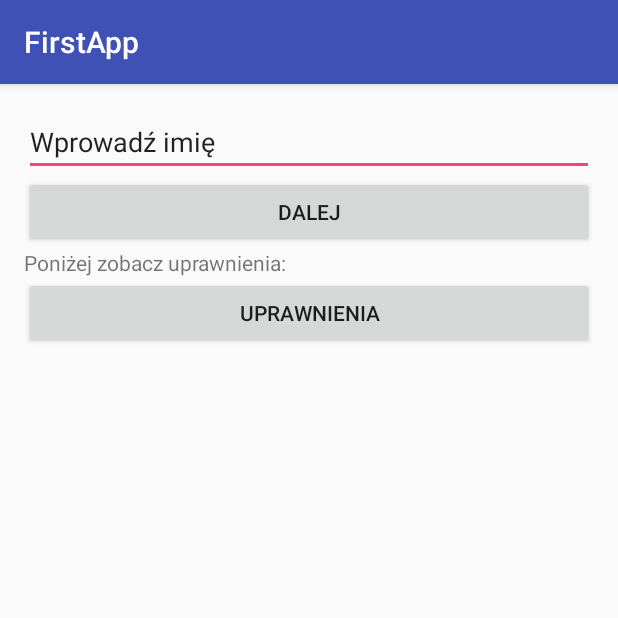
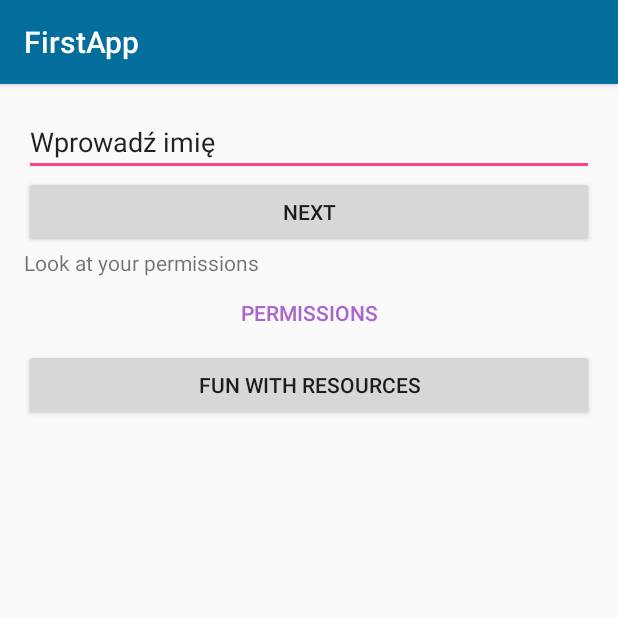
Before and after one commit to rhquee/FirstApp_Android, an Android app: the screen it shows after launch (MainActivity), on a phone screen of 412 x 824 dp, the top half of it. Run offline under Robolectric (Android 15) with nearby library versions, the phone set to English and light mode, and no system bars.

Commit message:
resources: pic, colors, mipmaps, themes; button-selectors; languageversions

```diff
--- a/app/src/main/java/pl/kfrak/firstapp/MainActivity.java
+++ b/app/src/main/java/pl/kfrak/firstapp/MainActivity.java
@@ -11,8 +11,9 @@ import android.widget.EditText;
 public class MainActivity extends AppCompatActivity {
 
     private EditText editText;
-    private Button button;
+    private Button openHelloActivityButton;
     private Button openPermisionsButton;
+    private Button resourcesFunButton;
 
     @Override
     protected void onCreate(Bundle savedInstanceState) {
@@ -21,23 +22,29 @@ public class MainActivity extends AppCompatActivity {
         Log.d("Lifecircle", "onCreate");
 
         editText = (EditText) findViewById(R.id.editText);
-        button = (Button) findViewById(R.id.button);
+        openHelloActivityButton = (Button) findViewById(R.id.main_openHelloActivityButton);
         openPermisionsButton = (Button) findViewById(R.id.main_OpenPermissionsButton);
+        resourcesFunButton = (Button) findViewById(R.id.main_ResourcesFunButton);
+}
 
-        button.setOnClickListener(new View.OnClickListener() {
-                                      @Override
-                                      public void onClick(View v){
-                                          openHelloActivity();
-                                      }
-                                  });
+    public void onButtonClick(View view){
+        switch (view.getId()){
+            case R.id.main_OpenPermissionsButton: openPermisionsButton();
+                break;
+            case R.id.main_openHelloActivityButton: openHelloActivity();
+                break;
+            case R.id.main_ResourcesFunButton: resourcesFunButton();
+                break;
+            default:Log.e("Blad", "Niewspierany przycisk");
+                break;
+        }
+    }
 
-        openPermisionsButton.setOnClickListener(new View.OnClickListener() {
-            @Override
-            public void onClick(View v) {
-                openPermisionsButton();
-            }
-        });
-}
+    private void resourcesFunButton() {
+        Intent intent = new Intent(this, ResourcesActivity.class);
+        startActivity(intent);
+    }
+
 
     private void openPermisionsButton() {
         Intent intent = new Intent(this, PermissionActivity.class);
--- /dev/null
+++ b/app/src/main/res/drawable/button_selector.xml
@@ -0,0 +1,8 @@
+<?xml version="1.0" encoding="utf-8"?>
+<selector xmlns:android="http://schemas.android.com/apk/res/android">
+
+    <item android:drawable="@color/colorPrimary" android:state_pressed="true"/>
+    <item android:drawable="@color/colorPrimaryDark" android:state_active="true"/>
+
+
+</selector>
--- a/app/src/main/res/layout/activity_main.xml
+++ b/app/src/main/res/layout/activity_main.xml
@@ -20,20 +20,32 @@
         android:id="@+id/editText" />
 
     <Button
-        android:text="Dalej"
+        android:text="@string/next"
+        android:onClick="onButtonClick"
         android:layout_width="match_parent"
         android:layout_height="wrap_content"
-        android:id="@+id/button" />
+        android:id="@+id/main_openHelloActivityButton" />
 
     <TextView
-        android:text="Poniżej zobacz uprawnienia:"
+        android:text="@string/permissions_text"
         android:layout_width="match_parent"
         android:layout_height="wrap_content"
         android:id="@+id/textView2" />
 
     <Button
-        android:text="Uprawnienia"
+        android:background="@drawable/button_selector"
+        android:textColor="@android:color/holo_purple"
+        android:text="@string/permissions_button"
+        android:onClick="onButtonClick"
         android:layout_width="match_parent"
         android:layout_height="wrap_content"
         android:id="@+id/main_OpenPermissionsButton" />
+
+    <Button
+        android:text="@string/resources_fun_button"
+        android:onClick="onButtonClick"
+        android:layout_width="match_parent"
+        android:layout_height="wrap_content"
+        android:id="@+id/main_ResourcesFunButton" />
+
 </LinearLayout>
--- a/app/src/main/res/values/colors.xml
+++ b/app/src/main/res/values/colors.xml
@@ -1,6 +1,6 @@
 <?xml version="1.0" encoding="utf-8"?>
 <resources>
-    <color name="colorPrimary">#3F51B5</color>
-    <color name="colorPrimaryDark">#303F9F</color>
+    <color name="colorPrimary">#036E9B</color>
+    <color name="colorPrimaryDark">#6B0A67</color>
     <color name="colorAccent">#FF4081</color>
 </resources>
--- a/app/src/main/res/values/dimens.xml
+++ b/app/src/main/res/values/dimens.xml
@@ -2,4 +2,7 @@
     <!-- Default screen margins, per the Android Design guidelines. -->
     <dimen name="activity_horizontal_margin">16dp</dimen>
     <dimen name="activity_vertical_margin">16dp</dimen>
+    <dimen name="big_text_size">40sp</dimen>
+    <dimen name="medium_padding">10dp</dimen>
+
 </resources>
--- a/app/src/main/res/values/strings.xml
+++ b/app/src/main/res/values/strings.xml
@@ -1,3 +1,7 @@
 <resources>
     <string name="app_name">FirstApp</string>
+    <string name="next">Next</string>
+    <string name="permissions_text">Look at your permissions</string>
+    <string name="permissions_button">Permissions</string>
+    <string name="resources_fun_button">Fun with resources</string>
 </resources>
```
Also changed, not shown: app/src/main/AndroidManifest.xml (+8 -4 lines), app/src/main/java/pl/kfrak/firstapp/ResourcesActivity.java (added, +13 -0 lines), app/src/main/res/drawable-xxxhdpi/mark.xml (added, +7 -0 lines), app/src/main/res/layout-land/activity_resources.xml (added, +13 -0 lines), app/src/main/res/layout/activity_resources.xml (added, +21 -0 lines), app/src/main/ic_launcher-web.png (added), app/src/main/res/drawable/pug.jpg (added), app/src/main/res/mipmap-hdpi/ic_launcher.png, app/src/main/res/mipmap-mdpi/ic_launcher.png, app/src/main/res/mipmap-xhdpi/ic_launcher.png, app/src/main/res/mipmap-xxhdpi/ic_launcher.png, app/src/main/res/mipmap-xxxhdpi/ic_launcher.png, 1 other file.
